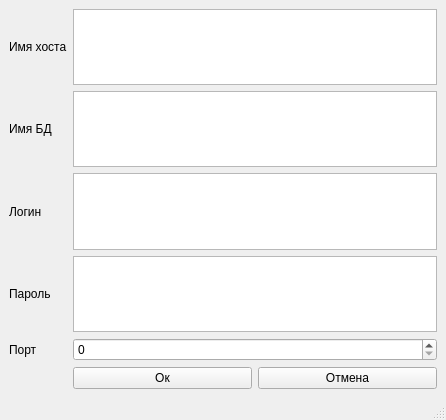
This is QT_HW_Lesson3/mainwindow.ui in Brag72/qt-homeworks as Qt 5 draws it before an edit. The edited form follows.
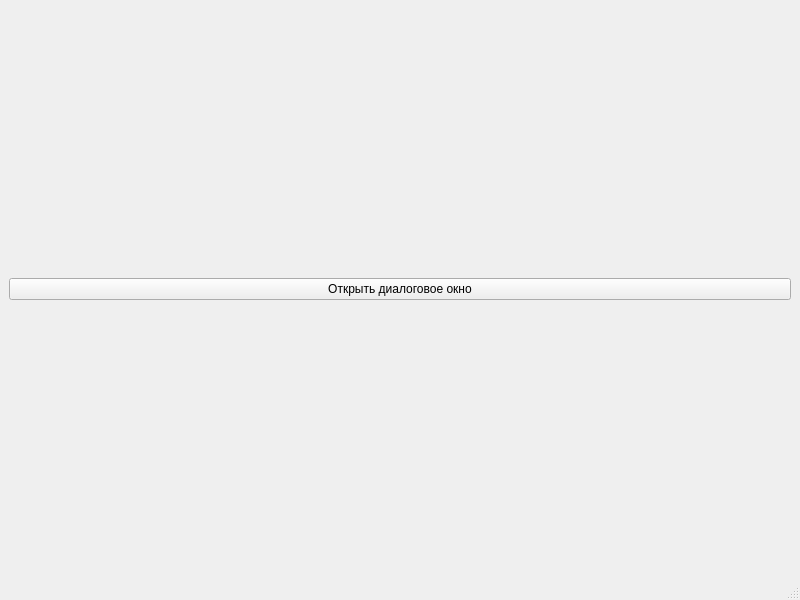
This is the edited form.

```diff
--- a/QT_HW_Lesson3/mainwindow.ui
+++ b/QT_HW_Lesson3/mainwindow.ui
@@ -6,86 +6,21 @@
    <rect>
     <x>0</x>
     <y>0</y>
-    <width>446</width>
-    <height>420</height>
+    <width>800</width>
+    <height>600</height>
    </rect>
   </property>
   <property name="windowTitle">
    <string>MainWindow</string>
   </property>
   <widget class="QWidget" name="centralwidget">
-   <layout class="QGridLayout" name="gridLayout_2">
+   <layout class="QGridLayout" name="gridLayout">
     <item row="0" column="0">
-     <layout class="QGridLayout" name="gridLayout">
-      <item row="1" column="0">
-       <widget class="QLabel" name="label_2">
-        <property name="text">
-         <string>Имя БД</string>
-        </property>
-       </widget>
-      </item>
-      <item row="4" column="0">
-       <widget class="QLabel" name="label_5">
-        <property name="text">
-         <string>Порт</string>
-        </property>
-       </widget>
-      </item>
-      <item row="0" column="0">
-       <widget class="QLabel" name="label">
-        <property name="text">
-         <string>Имя хоста</string>
-        </property>
-       </widget>
-      </item>
-      <item row="3" column="0">
-       <widget class="QLabel" name="label_4">
-        <property name="text">
-         <string>Пароль</string>
-        </property>
-       </widget>
-      </item>
-      <item row="4" column="1">
-       <widget class="QSpinBox" name="spinBox"/>
-      </item>
-      <item row="2" column="1">
-       <widget class="QTextEdit" name="textEdit_2"/>
-      </item>
-      <item row="5" column="1">
-       <layout class="QHBoxLayout" name="horizontalLayout_2">
-        <item>
-         <widget class="QPushButton" name="pushButton_2">
-          <property name="text">
-           <string>Ок</string>
-          </property>
-         </widget>
-        </item>
-        <item>
-         <widget class="QPushButton" name="pushButton">
-          <property name="text">
-           <string>Отмена</string>
-          </property>
-         </widget>
-        </item>
-       </layout>
-      </item>
-      <item row="0" column="1">
-       <widget class="QTextEdit" name="textEdit_4"/>
-      </item>
-      <item row="1" column="1">
-       <widget class="QTextEdit" name="textEdit_3"/>
-      </item>
-      <item row="3" column="1">
-       <widget class="QTextEdit" name="textEdit"/>
-      </item>
-      <item row="2" column="0">
-       <widget class="QLabel" name="label_3">
-        <property name="text">
-         <string>Логин</string>
-        </property>
-       </widget>
-      </item>
-     </layout>
+     <widget class="QPushButton" name="pushButton">
+      <property name="text">
+       <string>Открыть диалоговое окно</string>
+      </property>
+     </widget>
     </item>
    </layout>
   </widget>
```
Left out of the diff: 2 changed lines with no effect on the pictures.
